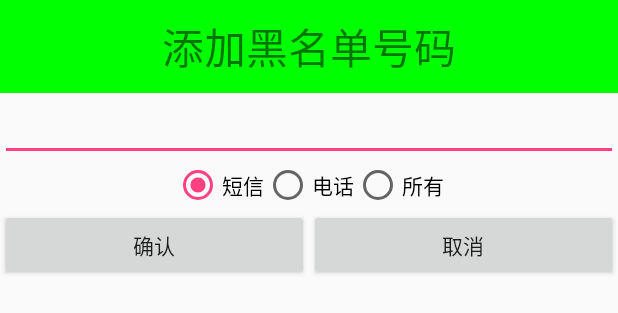
After one commit to trayvon2017/mobileSafe, an Android app: the layout add_black_num.xml on its own in the app's theme, with its tools: preview values and no code run, on a phone screen of 412 x 824 dp. The commit adds this screen. Shown: the top 313 px of the screen. Run offline under Robolectric (Android 15) with nearby library versions, the phone set to English and light mode, and no system bars.

Commit message:
del blacknum item error

```diff
--- a/app/src/main/AndroidManifest.xml
+++ b/app/src/main/AndroidManifest.xml
@@ -102,7 +102,8 @@
             android:enabled="true"
             android:exported="true" />
 
-        <activity android:name=".activity.AddressLocationActivity"></activity>
+        <activity android:name=".activity.AddressLocationActivity" />
+        <activity android:name=".activity.BlackNumActivity"></activity>
     </application>
 
 </manifest>
--- a/app/src/main/java/com/example/dengdeng/mobilesafe/activity/HomeActivity.java
+++ b/app/src/main/java/com/example/dengdeng/mobilesafe/activity/HomeActivity.java
@@ -64,6 +64,12 @@ public class HomeActivity extends AppCompatActivity {
                             login();
                         }
 
+                        break;
+                    case 1:
+                        //进入通信卫士 设置黑名单
+                        //高级工具
+                        Intent intent3 = new Intent(HomeActivity.this,BlackNumActivity.class);
+                        startActivity(intent3);
                         break;
                     case 7:
                         //高级工具
--- /dev/null
+++ b/app/src/main/res/drawable/selector_del_blacknum.xml
@@ -0,0 +1,6 @@
+<?xml version="1.0" encoding="utf-8"?>
+<selector xmlns:android="http://schemas.android.com/apk/res/android">
+    <item android:state_pressed="true"
+        android:drawable="@drawable/main_clean_icon_pressed" /> <!-- 选中按钮图片 -->
+    <item android:drawable="@drawable/main_clean_icon" /> <!-- 默认图片-->
+</selector>
--- /dev/null
+++ b/app/src/main/res/layout/add_black_num.xml
@@ -0,0 +1,58 @@
+<?xml version="1.0" encoding="utf-8"?>
+<LinearLayout xmlns:android="http://schemas.android.com/apk/res/android"
+
+    android:orientation="vertical" android:layout_width="match_parent"
+    android:layout_height="match_parent">
+    <TextView
+        style="@style/MyTitleStyle"
+        android:text="添加黑名单号码"/>
+    <EditText
+        android:id="@+id/et_black_num"
+        android:inputType="phone"
+        android:layout_width="match_parent"
+        android:layout_height="wrap_content"
+        android:maxLines="1"/>
+    <RadioGroup
+
+        android:gravity="center_horizontal"
+        android:orientation="horizontal"
+        android:id="@+id/rg_intercept_type"
+        android:layout_width="match_parent"
+        android:layout_height="wrap_content">
+        <RadioButton
+            android:checked="true"
+            android:id="@+id/rb_sms"
+            android:text="短信"
+            android:layout_width="wrap_content"
+            android:layout_height="wrap_content" />
+        <RadioButton
+            android:id="@+id/rb_phone"
+            android:text="电话"
+            android:layout_width="wrap_content"
+            android:layout_height="wrap_content" />
+        <RadioButton
+            android:id="@+id/rb_all"
+            android:text="所有"
+            android:layout_width="wrap_content"
+            android:layout_height="wrap_content" />
+    </RadioGroup>
+    <LinearLayout
+        android:orientation="horizontal"
+        android:layout_width="match_parent"
+        android:layout_height="wrap_content">
+        <Button
+            android:id="@+id/btn_confirm_add_black_num"
+            android:text="确认"
+            android:layout_weight="1"
+            android:layout_width="0dp"
+            android:layout_height="wrap_content"></Button>
+        <Button
+            android:id="@+id/btn_cancel_add_black_num"
+            android:text="取消"
+            android:layout_weight="1"
+            android:layout_width="0dp"
+            android:layout_height="wrap_content"></Button>
+    </LinearLayout>
+
+
+</LinearLayout>
```
Also changed, not shown: app/src/main/java/com/example/dengdeng/mobilesafe/activity/AddressLocationActivity.java (+102 -65 lines), app/src/main/java/com/example/dengdeng/mobilesafe/activity/BlackNumActivity.java (added, +179 -0 lines), app/src/main/java/com/example/dengdeng/mobilesafe/db/BlacknumOpenHelper.java (added, +26 -0 lines), app/src/main/java/com/example/dengdeng/mobilesafe/db/dao/BlacknumDao.java (added, +63 -0 lines), app/src/main/java/com/example/dengdeng/mobilesafe/db/domain/Blacknum.java (added, +34 -0 lines), app/src/main/java/com/example/dengdeng/mobilesafe/service/PhoneAddressService.java (+116 -9 lines), app/src/main/res/layout/activity_black_num.xml (added, +31 -0 lines), app/src/main/res/layout/item_blacknum.xml (added, +23 -0 lines), app/src/main/res/drawable/main_clean_icon.png (added), app/src/main/res/drawable/main_clean_icon_pressed.png (added).
